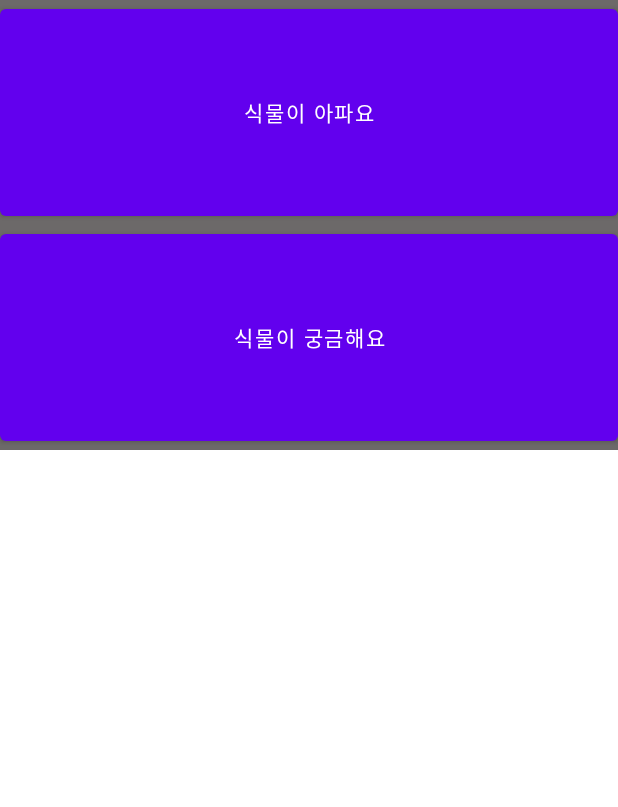
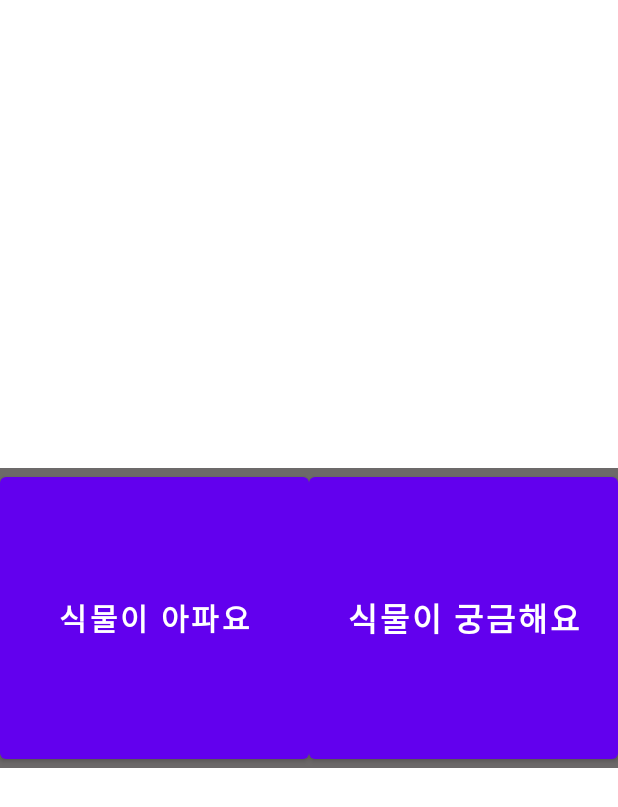
Before and after one commit to kimchangbae/ARTY, an Android app: the layout activity_qna_popup.xml on its own in the app's theme, with its tools: preview values and no code run, on a phone screen of 412 x 824 dp. Shown: the top 807 px of the screen. Run offline under Robolectric (Android 15) with nearby library versions, the phone set to English and light mode, and no system bars.

Commit message:
0522-2025 yoonjaewoong-2

```diff
--- a/app/src/main/res/layout/activity_qna_popup.xml
+++ b/app/src/main/res/layout/activity_qna_popup.xml
@@ -3,24 +3,32 @@
     xmlns:app="http://schemas.android.com/apk/res-auto"
     xmlns:tools="http://schemas.android.com/tools"
     android:layout_width="match_parent"
-    android:layout_height="300dp"
+    android:layout_height="200dp"
+    android:layout_gravity="center"
     android:background="#6C6969"
-    android:orientation="vertical"
+    android:orientation="horizontal"
     tools:context=".QnaPopupActivity">
+
 
     <Button
         android:id="@+id/btn_popup_1"
+        android:layout_gravity="center"
         android:layout_width="match_parent"
         android:layout_height="match_parent"
         android:layout_weight="1"
         android:onClick="btnSickClick"
-        android:text="식물이 아파요" />
+        android:text="식물이 아파요"
+        android:textSize="20sp"
+        android:textStyle="bold" />
 
     <Button
         android:id="@+id/btn_popup_2"
+        android:layout_gravity="center"
         android:layout_width="match_parent"
         android:layout_height="match_parent"
         android:layout_weight="1"
         android:onClick="btnCuriousClick"
-        android:text="식물이 궁금해요" />
+        android:text="식물이 궁금해요"
+        android:textSize="21sp"
+        android:textStyle="bold" />
 </LinearLayout>
--- a/build.gradle
+++ b/build.gradle
@@ -5,7 +5,7 @@ buildscript {
         mavenCentral()
     }
     dependencies {
-        classpath "com.android.tools.build:gradle:4.2.0"
+        classpath 'com.android.tools.build:gradle:4.2.1'
 
         // NOTE: Do not place your application dependencies here; they belong
         // in the individual module build.gradle files
```
Also changed, not shown: app/src/main/res/layout/activity_main.xml (line endings or trailing spaces), gradle/wrapper/gradle-wrapper.properties.
